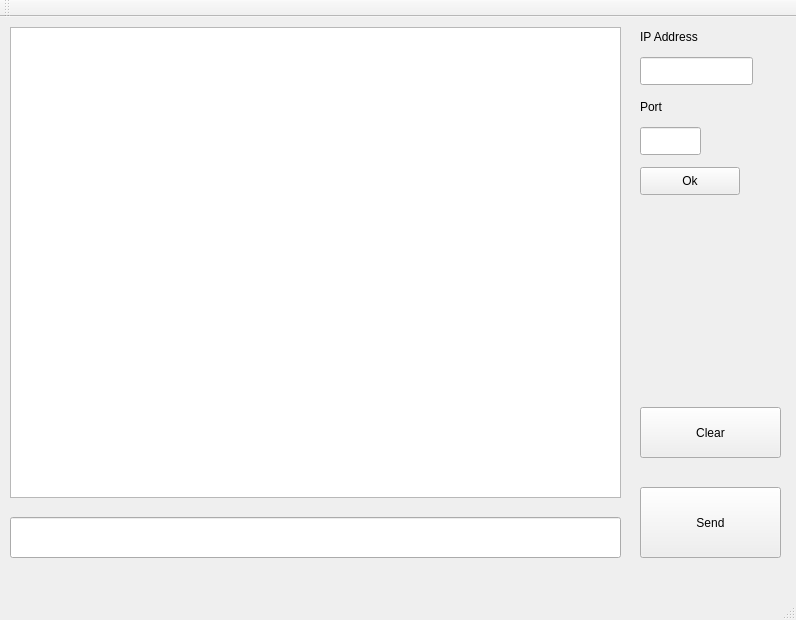
This is mainwindow.ui in kengsini250/Qt-chatroom as Qt 5 draws it before an edit. The edited form follows.
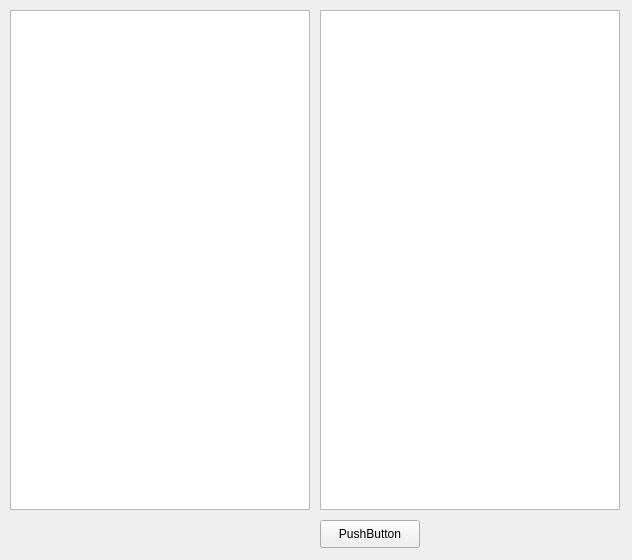
This is the edited form.

What changed in the file:
```diff
--- a/mainwindow.ui
+++ b/mainwindow.ui
@@ -6,141 +6,49 @@
    <rect>
     <x>0</x>
     <y>0</y>
-    <width>796</width>
-    <height>620</height>
+    <width>632</width>
+    <height>560</height>
    </rect>
   </property>
   <property name="windowTitle">
    <string>Server</string>
   </property>
-  <widget class="QWidget" name="centralWidget">
+  <widget class="QWidget" name="centralwidget">
+   <widget class="QListWidget" name="listWidget">
+    <property name="geometry">
+     <rect>
+      <x>10</x>
+      <y>10</y>
+      <width>300</width>
+      <height>500</height>
+     </rect>
+    </property>
+   </widget>
    <widget class="QTextBrowser" name="textBrowser">
     <property name="geometry">
      <rect>
-      <x>10</x>
+      <x>320</x>
       <y>10</y>
-      <width>611</width>
-      <height>471</height>
+      <width>300</width>
+      <height>500</height>
      </rect>
     </property>
    </widget>
-   <widget class="QLineEdit" name="lineEdit">
+   <widget class="QPushButton" name="cclean">
     <property name="geometry">
      <rect>
-      <x>10</x>
-      <y>500</y>
-      <width>611</width>
-      <height>41</height>
-     </rect>
-    </property>
-   </widget>
-   <widget class="QPushButton" name="pushButton">
-    <property name="geometry">
-     <rect>
-      <x>640</x>
-      <y>470</y>
-      <width>141</width>
-      <height>71</height>
-     </rect>
-    </property>
-    <property name="text">
-     <string>Send</string>
-    </property>
-   </widget>
-   <widget class="QPushButton" name="cclear">
-    <property name="geometry">
-     <rect>
-      <x>640</x>
-      <y>390</y>
-      <width>141</width>
-      <height>51</height>
-     </rect>
-    </property>
-    <property name="text">
-     <string>Clear</string>
-    </property>
-   </widget>
-   <widget class="QLabel" name="label">
-    <property name="geometry">
-     <rect>
-      <x>640</x>
-      <y>10</y>
-      <width>111</width>
-      <height>20</height>
-     </rect>
-    </property>
-    <property name="text">
-     <string>IP Address</string>
-    </property>
-   </widget>
-   <widget class="QLineEdit" name="lineEdit_2">
-    <property name="geometry">
-     <rect>
-      <x>640</x>
-      <y>40</y>
-      <width>113</width>
-      <height>28</height>
-     </rect>
-    </property>
-   </widget>
-   <widget class="QLabel" name="label_2">
-    <property name="geometry">
-     <rect>
-      <x>640</x>
-      <y>80</y>
-      <width>76</width>
-      <height>20</height>
-     </rect>
-    </property>
-    <property name="text">
-     <string>Port</string>
-    </property>
-   </widget>
-   <widget class="QLineEdit" name="lineEdit_3">
-    <property name="geometry">
-     <rect>
-      <x>640</x>
-      <y>110</y>
-      <width>61</width>
-      <height>28</height>
-     </rect>
-    </property>
-   </widget>
-   <widget class="QPushButton" name="Ok">
-    <property name="geometry">
-     <rect>
-      <x>640</x>
-      <y>150</y>
+      <x>320</x>
+      <y>520</y>
       <width>100</width>
       <height>28</height>
      </rect>
     </property>
     <property name="text">
-     <string>Ok</string>
+     <string>PushButton</string>
     </property>
    </widget>
   </widget>
-  <widget class="QMenuBar" name="menuBar">
-   <property name="geometry">
-    <rect>
-     <x>0</x>
-     <y>0</y>
-     <width>796</width>
-     <height>31</height>
-    </rect>
-   </property>
-  </widget>
-  <widget class="QToolBar" name="mainToolBar">
-   <attribute name="toolBarArea">
-    <enum>TopToolBarArea</enum>
-   </attribute>
-   <attribute name="toolBarBreak">
-    <bool>false</bool>
-   </attribute>
-  </widget>
-  <widget class="QStatusBar" name="statusBar"/>
  </widget>
- <layoutdefault spacing="6" margin="11"/>
  <resources/>
  <connections/>
 </ui>
```
Left out of the diff: 2 changed lines with no effect on the pictures.
